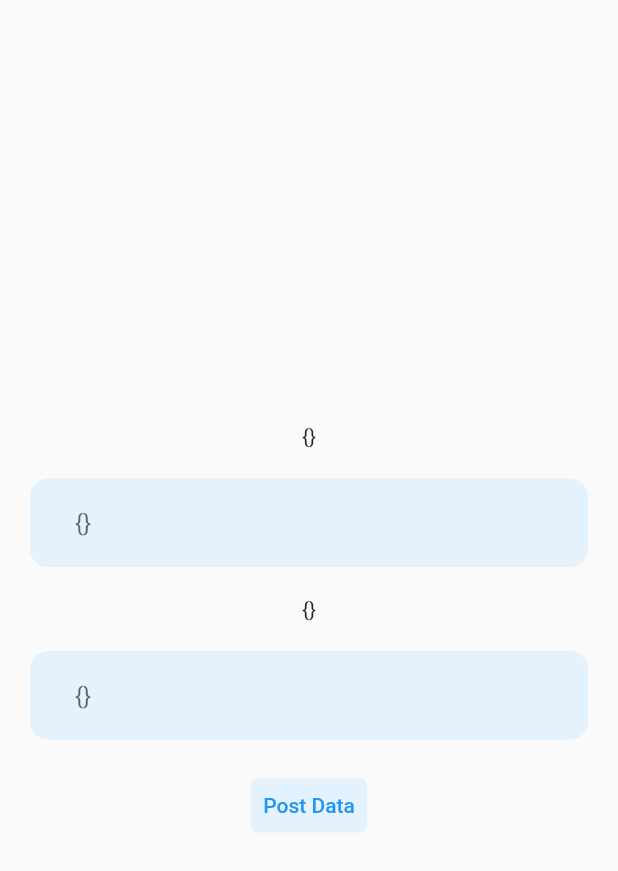
After one commit to oioeoi/StateManagement, a Flutter app: the HttpPageProvider screen opened directly, after a tap on "Post Data", on a phone screen of 412 x 824 dp. The commit adds this screen. Shown: the top 871 px of the screen. Run offline on Flutter 3.47's test engine with Material 2 defaults, Android fonts, the phone set to English and light mode, and no system bars; our stand-ins replace flutter_bloc; network calls fail.

Commit message:
add http services done

```diff
--- a/lib/main.dart
+++ b/lib/main.dart
@@ -1,11 +1,11 @@
 import 'package:flutter/material.dart';
 import 'package:flutter_bloc/flutter_bloc.dart';
+import 'package:provider/provider.dart';
 import 'package:themeDataAndBloc/bloc/counter_bloc.dart';
 import 'package:themeDataAndBloc/bloc/theme_bloc.dart';
-import 'package:themeDataAndBloc/pages/home_http_post.dart';
-
-import 'models/textformfield.dart';
-// import 'package:themeDataAndBloc/pages/home_page.dart';
+import 'package:themeDataAndBloc/pages/home_httpprovider.dart';
+import 'package:themeDataAndBloc/pages/home_httpstateful.dart';
+import 'package:themeDataAndBloc/provider/http_provider.dart';
 
 void main() {
   runApp(MyApp());
@@ -24,10 +24,13 @@ class MyApp extends StatelessWidget {
       ],
       child: BlocBuilder<ThemeBloc, bool>(
           builder: (context, state) => MaterialApp(
-              debugShowCheckedModeBanner: false,
-              theme: state ? dark : light,
-              home: Scaffold(body: EmailFormField())
-              // HomePage(),
+                debugShowCheckedModeBanner: false,
+                theme: state ? dark : light,
+                home: HttpPageStateful(),
+                // home: ChangeNotifierProvider(
+                //   create: (context) => HttpProvider(),
+                //   child: HttpPageProvider(),
+                // ),
               )),
     );
   }
--- /dev/null
+++ b/lib/models/http_model.dart
@@ -0,0 +1,12 @@
+class HttpModel {
+  String id;
+  String name;
+  String job;
+  String createAt;
+  HttpModel({
+    this.id = '',
+    this.name = '',
+    this.job = '',
+    this.createAt = '',
+  });
+}
--- /dev/null
+++ b/lib/pages/home_httpprovider.dart
@@ -0,0 +1,136 @@
+import 'package:flutter/material.dart';
+import 'package:provider/provider.dart';
+import 'package:themeDataAndBloc/provider/http_provider.dart';
+import 'package:themeDataAndBloc/services/http_services.dart';
+
+class HttpPageProvider extends StatefulWidget {
+  HttpPageProvider({super.key});
+
+  @override
+  State<HttpPageProvider> createState() => _HttpPageProviderState();
+}
+
+class _HttpPageProviderState extends State<HttpPageProvider> {
+  HttpProvider dataResponse = HttpProvider();
+
+  final _nameController = TextEditingController();
+  final _jobController = TextEditingController();
+
+  final FocusNode _nameFocusNode = FocusNode();
+  final FocusNode _jobFocusNode = FocusNode();
+
+  @override
+  void initState() {
+    super.initState();
+    dataResponse = Provider.of<HttpProvider>(context, listen: false);
+  }
+
+  void _submitForm() {
+    _nameController.clear();
+    _jobController.clear();
+    _nameFocusNode.unfocus();
+    _jobFocusNode.unfocus();
+  }
+
+  @override
+  void dispose() {
+    _nameController.dispose();
+    _jobController.dispose();
+    _nameFocusNode.dispose();
+    _jobFocusNode.dispose();
+    super.dispose();
+  }
+
+  @override
+  Widget build(BuildContext context) {
+    return Scaffold(
+      body: Column(
+        mainAxisAlignment: MainAxisAlignment.center,
+        children: [
+          Padding(
+              padding: EdgeInsets.all(20),
+              child: Consumer(
+                builder: (context, value, child) => Text(
+                  (dataResponse.data == '')
+                      ? 'tidak ada id'
+                      : dataResponse.data.toString(),
+                ),
+              )),
+          Padding(
+            padding: EdgeInsets.symmetric(horizontal: 20),
+            child: Container(
+              decoration: BoxDecoration(
+                color: Colors.blue[50],
+                borderRadius: BorderRadius.all(
+                  Radius.circular(12.0),
+                ),
+              ),
+              child: TextFormField(
+                onFieldSubmitted: (value) {
+                  //ketika sudah ngisi maka akan langung diarahin ngisi field ke 2
+                  FocusScope.of(context).requestFocus(_jobFocusNode);
+                },
+                controller: _nameController,
+                decoration: InputDecoration(
+                  hintText: (dataResponse.data == '')
+                      ? 'tidak ada nama'
+                      : dataResponse.data.toString(),
+                  contentPadding:
+                      EdgeInsets.symmetric(horizontal: 30, vertical: 20),
+                  border: InputBorder.none,
+                ),
+              ),
+            ),
+          ),
+          Padding(
+            padding: EdgeInsets.all(20),
+            child: Text(
+              (dataResponse.data == '')
+                  ? 'tidak ada createAt'
+                  : dataResponse.data.toString(),
+            ),
+          ),
+          Padding(
+            padding: EdgeInsets.symmetric(horizontal: 20),
+            child: Container(
+              decoration: BoxDecoration(
+                borderRadius: BorderRadius.all(
+                  Radius.circular(12.0),
+                ),
+                color: Colors.blue[50],
+              ),
+              child: TextFormField(
+                onFieldSubmitted: (value) {
+                  //ketika sudah ngisi maka akan langung diarahin ngisi field ke 2
+                  FocusScope.of(context).requestFocus(FocusNode());
+                },
+                controller: _jobController,
+                decoration: InputDecoration(
+                  hintText: (dataResponse.data == '')
+                      ? 'tidak ada job'
+                      : dataResponse.data.toString(),
+                  contentPadding:
+                      EdgeInsets.symmetric(horizontal: 30, vertical: 20),
+                  border: InputBorder.none,
+                ),
+              ),
+            ),
+          ),
+          SizedBox(
+            height: 20,
+          ),
+          TextButton(
+            onPressed: () {
+              HttpService.connectAPI('joni', 'baby');
+            },
+            child: Text('Post Data'),
+            style: ButtonStyle(
+                backgroundColor: MaterialStateProperty.all(
+              Colors.blue.shade50,
+            )),
+          )
+        ],
+      ),
+    );
+  }
+}
--- a/lib/pages/home_http_post.dart
+++ b/lib/pages/home_httpstateful.dart
@@ -1,15 +1,15 @@
 import 'package:flutter/material.dart';
-import 'package:themeDataAndBloc/models/http_req_post.dart';
+import 'package:themeDataAndBloc/services/httpstateful.dart';
 // import '../models/textformfield.dart';
 
-class HttpPage extends StatefulWidget {
-  HttpPage({super.key});
+class HttpPageStateful extends StatefulWidget {
+  HttpPageStateful({super.key});
 
   @override
-  State<HttpPage> createState() => _HttpPageState();
+  State<HttpPageStateful> createState() => _HttpPageStatefulState();
 }
 
-class _HttpPageState extends State<HttpPage> {
+class _HttpPageStatefulState extends State<HttpPageStateful> {
   HttpStatefull dataResponse = HttpStatefull();
 
   final _nameController = TextEditingController();
@@ -115,7 +115,7 @@ class _HttpPageState extends State<HttpPage> {
                       _nameController.text, _jobController.text)
                   .then((value) {
                 setState(() {
-                  dataResponse = value;
+                  dataResponse = value as HttpStatefull;
                   _submitForm();
                 });
               });
--- /dev/null
+++ b/lib/provider/http_provider.dart
@@ -0,0 +1,20 @@
+import 'package:flutter/material.dart';
+import 'package:themeDataAndBloc/services/http_services.dart';
+
+class HttpProvider with ChangeNotifier {
+  bool isLoading = false;
+
+  Map<String, dynamic> _data = {};
+  Map<String, dynamic> get data => _data;
+  int get countData => _data.length;
+
+  Future<void> responApi(String name, String job) async {
+    isLoading = true;
+    notifyListeners();
+    final response = await HttpService.connectAPI(name, job);
+
+    _data = response as Map<String, dynamic>;
+    isLoading = false;
+    notifyListeners();
+  }
+}
--- /dev/null
+++ b/lib/services/http_services.dart
@@ -0,0 +1,29 @@
+import 'dart:convert';
+import 'package:http/http.dart' as http;
+import 'package:themeDataAndBloc/models/http_model.dart';
+
+class HttpService {
+  static Future<HttpModel> connectAPI(String name, String job) async {
+    var url = Uri.parse("https://reqres.in/api/users");
+    var response = await http.post(url,
+        headers: {
+          'Content-Type':
+              'application/json', // Set the content type for the request
+        },
+        body: jsonEncode({
+          "name": name,
+          "job": job,
+        }));
+    if (response.statusCode == 201) {
+      var data = jsonDecode(response.body);
+      return HttpModel(
+        id: data["id"],
+        name: data["name"],
+        job: data["job"],
+        createAt: data["createdAt"],
+      );
+    } else {
+      throw Exception('Failed to create user');
+    }
+  }
+}
--- a/lib/models/http_req_post.dart
+++ b/lib/services/httpstateful.dart
@@ -2,6 +2,7 @@ import 'dart:convert';
 import 'package:http/http.dart' as http;
 
 class HttpStatefull {
+  ///modelnya g bisa di pecah
   String id;
   String name;
   String job;
--- a/pubspec.yaml
+++ b/pubspec.yaml
@@ -33,6 +33,7 @@ dependencies:
     sdk: flutter
   flutter_bloc: ^8.1.3
   http: ^1.1.0
+  provider: ^6.0.5
 
 dev_dependencies:
   flutter_lints: ^2.0.0
```
Also changed, not shown: pubspec.lock.
